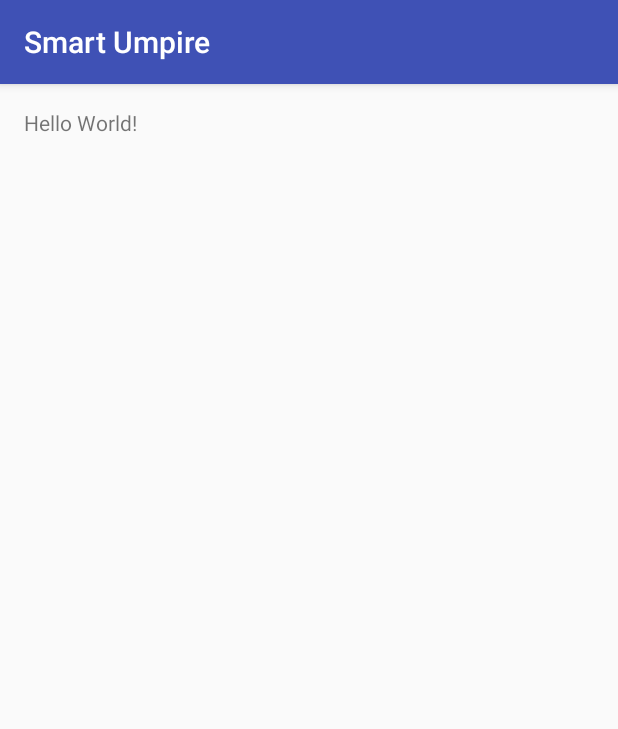
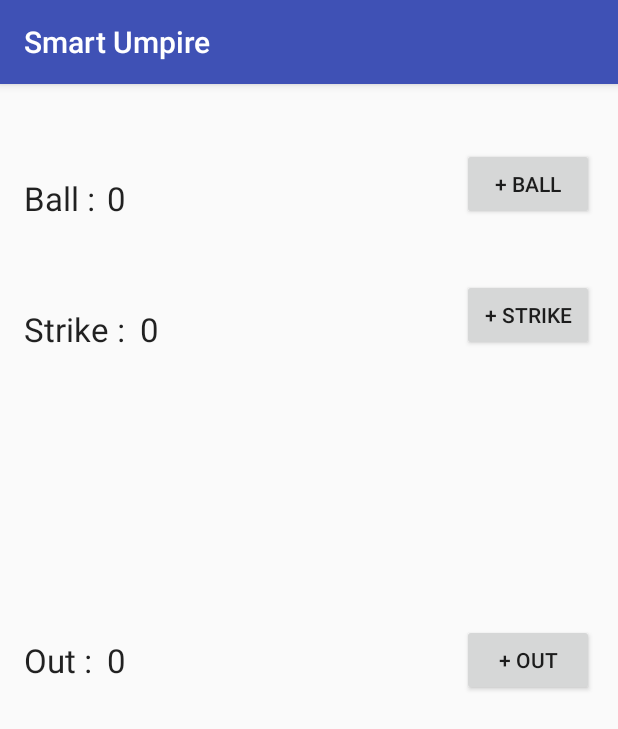
Before and after one commit to minhwang/smart_umpire_android, an Android app: the screen it shows after launch (MainActivity before the commit, BallStrikeOutCounterActivity after it), on a phone screen of 412 x 824 dp. Shown: the top 729 px of the screen. Run offline under Robolectric (Android 15) with nearby library versions, the phone set to English and light mode, and no system bars.

Commit message:
Add BallStrikeOutCounter activity

```diff
--- a/app/build.gradle
+++ b/app/build.gradle
@@ -22,5 +22,6 @@ android {
 dependencies {
     compile fileTree(dir: 'libs', include: ['*.jar'])
     testCompile 'junit:junit:4.12'
-    compile 'com.android.support:appcompat-v7:23.0.1'
+    compile 'com.android.support:appcompat-v7:23.1.0'
+    compile 'com.android.support:design:23.1.0'
 }
--- a/app/src/main/AndroidManifest.xml
+++ b/app/src/main/AndroidManifest.xml
@@ -9,6 +9,8 @@
         android:supportsRtl="true"
         android:theme="@style/AppTheme" >
         <activity android:name=".MainActivity" >
+        </activity>
+        <activity android:name=".BallStrikeOutCounterActivity" >
             <intent-filter>
                 <action android:name="android.intent.action.MAIN" />
 
--- /dev/null
+++ b/app/src/main/java/com/hwang/min81/smartumpire/BallStrikeOutCounterActivity.java
@@ -0,0 +1,58 @@
+package com.hwang.min81.smartumpire;
+
+import android.support.v7.app.AppCompatActivity;
+import android.os.Bundle;
+import android.view.View;
+import android.widget.TextView;
+
+public class BallStrikeOutCounterActivity extends AppCompatActivity {
+    private BallStrikeOutCounter ballStrikeOutCounter = new BallStrikeOutCounter();
+    private TextView txtBallCount, txtStrikeCount, txtOutCount;
+
+    @Override
+    protected void onCreate(Bundle savedInstanceState) {
+        super.onCreate(savedInstanceState);
+        setContentView(R.layout.activity_ball_strike_out_counter);
+
+        this.txtBallCount = (TextView)findViewById(R.id.txtBallCount);
+        this.txtStrikeCount = (TextView)findViewById(R.id.txtStrikeCount);
+        this.txtOutCount = (TextView)findViewById(R.id.txtOutCount);
+
+        this.txtBallCount.setText(String.valueOf(this.ballStrikeOutCounter.getBall()));
+        this.txtStrikeCount.setText(String.valueOf(this.ballStrikeOutCounter.getStrike()));
+        this.txtOutCount.setText(String.valueOf(this.ballStrikeOutCounter.getOut()));
+    }
+
+    public void onClickAddBall(View v) {
+        try {
+            this.ballStrikeOutCounter.addOneBall();
+            this.txtBallCount.setText(String.valueOf(this.ballStrikeOutCounter.getBall()));
+            this.txtStrikeCount.setText(String.valueOf(this.ballStrikeOutCounter.getStrike()));
+            this.txtOutCount.setText(String.valueOf(this.ballStrikeOutCounter.getOut()));
+        } catch (BallStrikeOutCounter.OutOfRangeException e) {
+            e.printStackTrace();
+        }
+    }
+
+    public void onClickAddStrike(View v) {
+        try {
+            this.ballStrikeOutCounter.addOneStrike();
+            this.txtBallCount.setText(String.valueOf(this.ballStrikeOutCounter.getBall()));
+            this.txtStrikeCount.setText(String.valueOf(this.ballStrikeOutCounter.getStrike()));
+            this.txtOutCount.setText(String.valueOf(this.ballStrikeOutCounter.getOut()));
+        } catch (BallStrikeOutCounter.OutOfRangeException e) {
+            e.printStackTrace();
+        }
+    }
+
+    public void onClickAddOut(View v) {
+        try {
+            this.ballStrikeOutCounter.addOneOut();
+            this.txtBallCount.setText(String.valueOf(this.ballStrikeOutCounter.getBall()));
+            this.txtStrikeCount.setText(String.valueOf(this.ballStrikeOutCounter.getStrike()));
+            this.txtOutCount.setText(String.valueOf(this.ballStrikeOutCounter.getOut()));
+        } catch (BallStrikeOutCounter.OutOfRangeException e) {
+            e.printStackTrace();
+        }
+    }
+}
--- /dev/null
+++ b/app/src/main/res/layout/activity_ball_strike_out_counter.xml
@@ -0,0 +1,102 @@
+<?xml version="1.0" encoding="utf-8"?>
+<RelativeLayout xmlns:android="http://schemas.android.com/apk/res/android"
+    xmlns:tools="http://schemas.android.com/tools" android:layout_width="match_parent"
+    android:layout_height="match_parent" android:paddingLeft="@dimen/activity_horizontal_margin"
+    android:paddingRight="@dimen/activity_horizontal_margin"
+    android:paddingTop="@dimen/activity_vertical_margin"
+    android:paddingBottom="@dimen/activity_vertical_margin"
+    tools:context="com.hwang.min81.smartumpire.BallStrikeOutCounterActivity">
+
+    <TextView
+        android:layout_width="wrap_content"
+        android:layout_height="wrap_content"
+        android:textAppearance="?android:attr/textAppearanceLarge"
+        android:text="Ball :"
+        android:id="@+id/txtBall"
+        android:layout_alignParentTop="true"
+        android:layout_alignParentLeft="true"
+        android:layout_alignParentStart="true"
+        android:layout_marginTop="45dp" />
+
+    <TextView
+        android:layout_width="wrap_content"
+        android:layout_height="wrap_content"
+        android:textAppearance="?android:attr/textAppearanceLarge"
+        android:text="Strike :"
+        android:layout_below="@+id/txtBall"
+        android:layout_alignParentLeft="true"
+        android:layout_alignParentStart="true"
+        android:layout_marginTop="58dp"
+        android:id="@+id/textView5" />
+
+    <TextView
+        android:layout_width="wrap_content"
+        android:layout_height="wrap_content"
+        android:textAppearance="?android:attr/textAppearanceLarge"
+        android:text="Out :"
+        android:id="@+id/txtOut"
+        android:layout_centerVertical="true"
+        android:layout_alignParentLeft="true"
+        android:layout_alignParentStart="true" />
+
+    <TextView
+        android:layout_width="wrap_content"
+        android:layout_height="wrap_content"
+        android:textAppearance="?android:attr/textAppearanceLarge"
+        android:id="@+id/txtBallCount"
+        android:layout_alignTop="@+id/txtBall"
+        android:layout_toRightOf="@+id/txtOut"
+        android:layout_toEndOf="@+id/txtOut"
+        android:paddingLeft="10dp" />
+
+    <TextView
+        android:layout_width="wrap_content"
+        android:layout_height="wrap_content"
+        android:textAppearance="?android:attr/textAppearanceLarge"
+        android:id="@+id/txtStrikeCount"
+        android:paddingLeft="10dp"
+        android:layout_alignTop="@+id/textView5"
+        android:layout_toRightOf="@+id/textView5"
+        android:layout_toEndOf="@+id/textView5" />
+
+    <TextView
+        android:layout_width="wrap_content"
+        android:layout_height="wrap_content"
+        android:textAppearance="?android:attr/textAppearanceLarge"
+        android:id="@+id/txtOutCount"
+        android:layout_centerVertical="true"
+        android:layout_toRightOf="@+id/txtOut"
+        android:layout_toEndOf="@+id/txtOut"
+        android:paddingLeft="10dp" />
+
+    <Button
+        android:layout_width="wrap_content"
+        android:layout_height="wrap_content"
+        android:text="+ Ball"
+        android:id="@+id/buttonAddBall"
+        android:onClick="onClickAddBall"
+        android:layout_alignBottom="@+id/txtBallCount"
+        android:layout_alignParentRight="true"
+        android:layout_alignParentEnd="true" />
+
+    <Button
+        android:layout_width="wrap_content"
+        android:layout_height="wrap_content"
+        android:text="+ Strike"
+        android:id="@+id/buttonAddStrike"
+        android:onClick="onClickAddStrike"
+        android:layout_alignBottom="@+id/txtStrikeCount"
+        android:layout_alignLeft="@+id/buttonAddBall"
+        android:layout_alignStart="@+id/buttonAddBall" />
+
+    <Button
+        android:layout_width="wrap_content"
+        android:layout_height="wrap_content"
+        android:text="+ Out"
+        android:id="@+id/buttonAddOut"
+        android:layout_centerVertical="true"
+        android:layout_alignLeft="@+id/buttonAddBall"
+        android:layout_alignStart="@+id/buttonAddBall"
+        android:onClick="onClickAddOut" />
+
+</RelativeLayout>
--- a/app/src/main/res/values/dimens.xml
+++ b/app/src/main/res/values/dimens.xml
@@ -2,4 +2,5 @@
     <!-- Default screen margins, per the Android Design guidelines. -->
     <dimen name="activity_horizontal_margin">16dp</dimen>
     <dimen name="activity_vertical_margin">16dp</dimen>
+    <dimen name="fab_margin">16dp</dimen>
 </resources>
--- a/app/src/main/res/values/strings.xml
+++ b/app/src/main/res/values/strings.xml
@@ -1,3 +1,4 @@
 <resources>
     <string name="app_name">Smart Umpire</string>
+    <string name="title_activity_ball_strike_out_counter">BallStrikeOutCounterActivity</string>
 </resources>
--- a/app/src/main/res/values/styles.xml
+++ b/app/src/main/res/values/styles.xml
@@ -7,5 +7,11 @@
         <item name="colorPrimaryDark">@color/colorPrimaryDark</item>
         <item name="colorAccent">@color/colorAccent</item>
     </style>
+    <style name="AppTheme.NoActionBar">
+        <item name="windowActionBar">false</item>
+        <item name="windowNoTitle">true</item>
+    </style>
+    <style name="AppTheme.AppBarOverlay" parent="ThemeOverlay.AppCompat.Dark.ActionBar" />
+    <style name="AppTheme.PopupOverlay" parent="ThemeOverlay.AppCompat.Light" />
 
 </resources>
```
Also changed, not shown: app/src/main/res/values-v21/styles.xml (added, +8 -0 lines), 2 other files.
